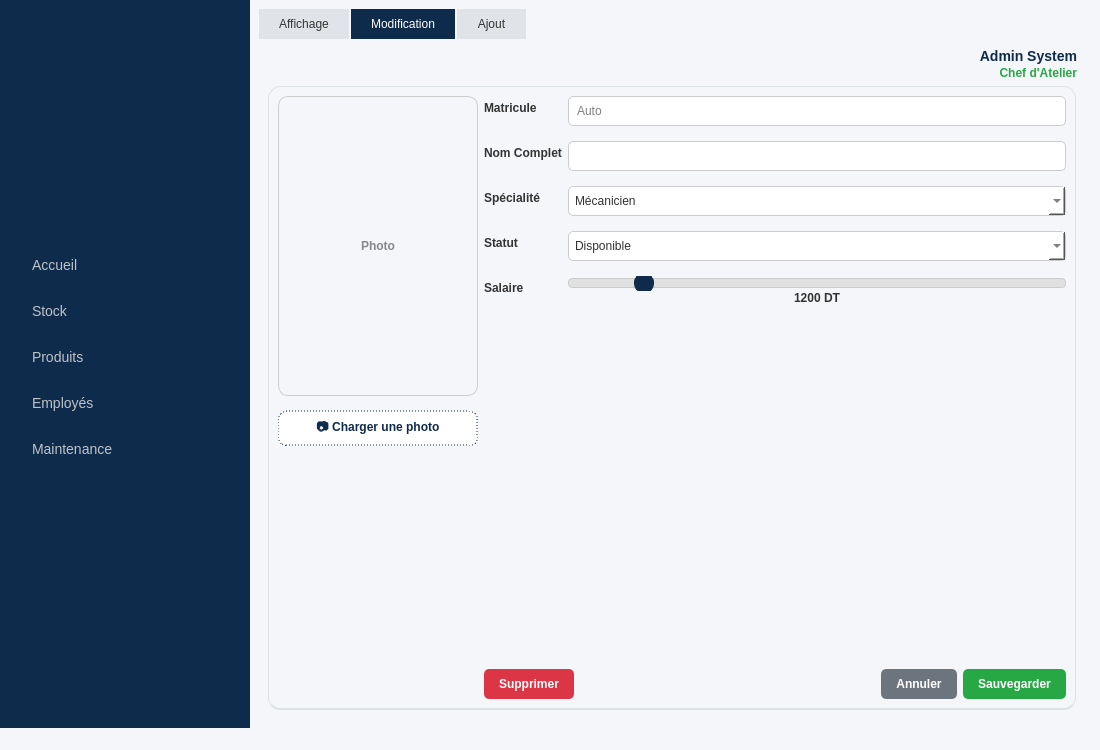
esprit-up-algo/projetcpp2526-s2-2a6-smart-waste-collection-2a6, file mainwindow.ui: the form before one commit.
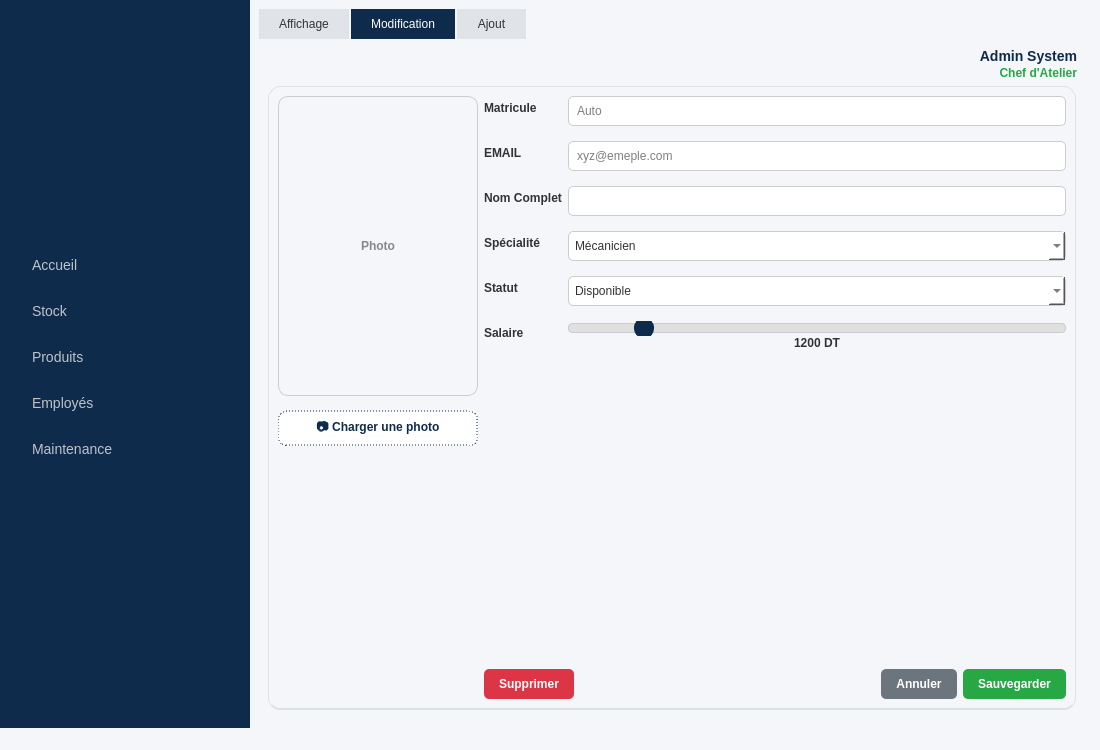
The form after the commit. The open tabs and pages were chosen to show the change. Icons and pictures are not drawn.

Commit message: reglage de l ajout de Email

Diff of the .ui file:
```diff
--- a/mainwindow.ui
+++ b/mainwindow.ui
@@ -1028,24 +1028,24 @@
                     </property>
                    </widget>
                   </item>
-                  <item row="1" column="0">
+                  <item row="2" column="0">
                    <widget class="QLabel" name="lblNom">
                     <property name="text">
                      <string>Nom Complet</string>
                     </property>
                    </widget>
                   </item>
-                  <item row="1" column="1">
+                  <item row="2" column="1">
                    <widget class="QLineEdit" name="txtNom"/>
                   </item>
-                  <item row="2" column="0">
+                  <item row="3" column="0">
                    <widget class="QLabel" name="lblSpecialite">
                     <property name="text">
                      <string>Spécialité</string>
                     </property>
                    </widget>
                   </item>
-                  <item row="2" column="1">
+                  <item row="3" column="1">
                    <widget class="QComboBox" name="cbSpecialite">
                     <item>
                      <property name="text">
@@ -1064,14 +1064,14 @@
                     </item>
                    </widget>
                   </item>
-                  <item row="3" column="0">
+                  <item row="4" column="0">
                    <widget class="QLabel" name="lblStatut">
                     <property name="text">
                      <string>Statut</string>
                     </property>
                    </widget>
                   </item>
-                  <item row="3" column="1">
+                  <item row="4" column="1">
                    <widget class="QComboBox" name="cbStatut">
                     <item>
                      <property name="text">
@@ -1090,14 +1090,14 @@
                     </item>
                    </widget>
                   </item>
-                  <item row="4" column="0">
+                  <item row="5" column="0">
                    <widget class="QLabel" name="lblSalaire_Modif">
                     <property name="text">
                      <string>Salaire</string>
                     </property>
                    </widget>
                   </item>
-                  <item row="4" column="1">
+                  <item row="5" column="1">
                    <layout class="QVBoxLayout" name="verticalLayout_Salaire_Modif">
                     <item>
                      <widget class="QSlider" name="sliderSalaire_Modif">
@@ -1133,6 +1133,20 @@
                     </item>
                    </layout>
                   </item>
+                  <item row="1" column="0">
+                   <widget class="QLabel" name="label">
+                    <property name="text">
+                     <string>EMAIL</string>
+                    </property>
+                   </widget>
+                  </item>
+                  <item row="1" column="1">
+                   <widget class="QLineEdit" name="txtEmailModif">
+                    <property name="placeholderText">
+                     <string>xyz@emeple.com</string>
+                    </property>
+                   </widget>
+                  </item>
                  </layout>
                 </item>
                 <item>
```
Left out of the diff: 28 changed lines with no effect on the pictures. The commit also changes 3 other files.
